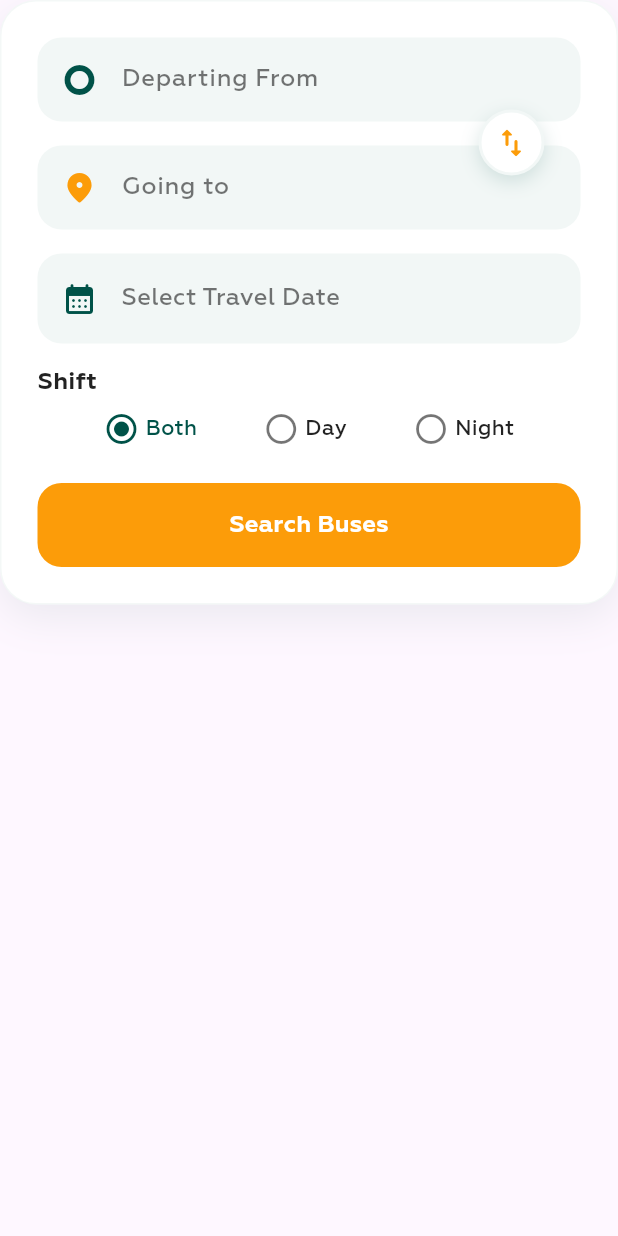
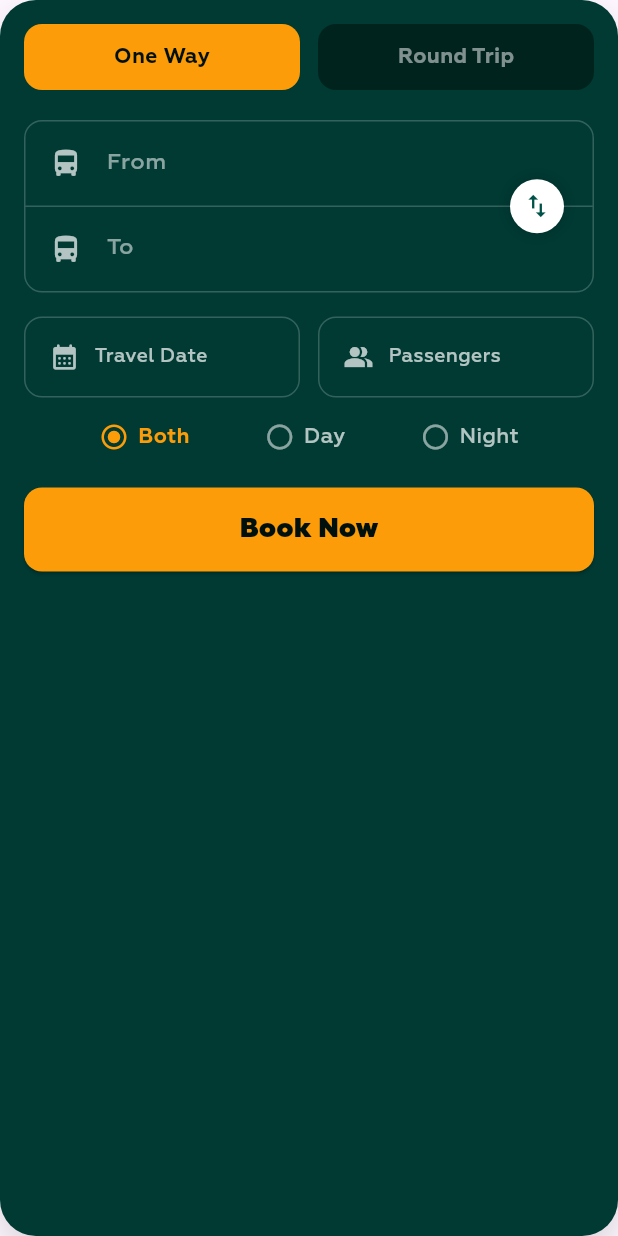
Before and after one commit to Dipesh600/shuvmarg-bus-booking-platform-app, a Flutter app: the BussSearchWidget widget shown alone on an empty page, opened directly, on a phone screen of 412 x 824 dp. Run offline on Flutter 3.47's test engine with Material 3 defaults, Android fonts, the phone set to English and light mode, and no system bars; our stand-ins replace awesome_dialog, carousel_slider, connectivity_plus, device_info_plus, dio, dot_navigation_bar and 18 more; missing offline and left inert: esewa_pnp_forked; accounts and stored records are empty; network calls fail; project files that could hold a hidden picture were left out.

Commit message:
feat(ui): complete structural rewrite of new_dashboard_screen and buss_search_widget
- Ripped out old TabBar layout, migrating to an IndexedStack with unified Dark Teal global scrolling.
- Hooked up dynamic ProfileHeader fetching user avatars and names.
- Rewrote the BussSearchWidget build layers to adapt a premium glassmorphic dark-card UI with floating swap buttons.
- Adapted Shuvmarg fleet hierarchy directly into the premium category icon interface natively.

```diff
--- a/lib/views/widgets/buss_search_widget.dart
+++ b/lib/views/widgets/buss_search_widget.dart
@@ -322,91 +322,121 @@ class _BussSearchWidgetState extends State<BussSearchWidget> {
     return GestureDetector(
       onTap: _hideSuggestions,
       child: Container(
+        padding: const EdgeInsets.all(16),
         decoration: BoxDecoration(
-            color: Colors.white,
+          color: AppColors.primaryDark,
           borderRadius: BorderRadius.circular(24),
           boxShadow: [
             BoxShadow(
-                color: AppColors.primaryDark.withOpacity(0.08),
-                blurRadius: 24,
-                spreadRadius: 0,
-                offset: const Offset(0, 8),
+              color: Colors.black.withValues(alpha: 0.15),
+              blurRadius: 20,
+              offset: const Offset(0, 10),
             ),
           ],
-            border: Border.all(
-              color: AppColors.primaryLighter.withOpacity(0.3),
-              width: 1,
         ),
-          ),
-          child: Padding(
-            padding: const EdgeInsets.all(24),
-            child: SingleChildScrollView(
         child: Form(
           key: _formKey,
           child: Column(
             children: [
-                    Column(
+              // SEGMENTED CONTROL: One Way / Round Trip
+              Row(
                 children: [
+                  Expanded(
+                    child: Container(
+                      padding: const EdgeInsets.symmetric(vertical: 12),
+                      decoration: BoxDecoration(
+                        color: AppColors.secondary,
+                        borderRadius: BorderRadius.circular(12),
+                      ),
+                      alignment: Alignment.center,
+                      child: const Text(
+                        "One Way",
+                        style: TextStyle(
+                           color: AppColors.primaryDarkest,
+                           fontWeight: FontWeight.bold,
+                           fontSize: 14,
+                        ),
+                      ),
+                    ),
+                  ),
+                  const SizedBox(width: 12),
+                  Expanded(
+                    child: Container(
+                      padding: const EdgeInsets.symmetric(vertical: 12),
+                      decoration: BoxDecoration(
+                        color: AppColors.primaryDarker,
+                        borderRadius: BorderRadius.circular(12),
+                      ),
+                      alignment: Alignment.center,
+                      child: Text(
+                        "Round Trip",
+                        style: TextStyle(
+                           color: Colors.white.withValues(alpha: 0.5),
+                           fontWeight: FontWeight.w600,
+                           fontSize: 14,
+                        ),
+                      ),
+                    ),
+                  ),
+                ],
+              ),
+              const SizedBox(height: 20),
+
+              // STACKED INPUTS WITH SWAP
               Stack(
+                alignment: Alignment.centerRight,
                 children: [
-                            Column(
+                  Container(
+                    decoration: BoxDecoration(
+                      border: Border.all(color: Colors.white.withValues(alpha: 0.2)),
+                      borderRadius: BorderRadius.circular(12),
+                    ),
+                    child: Column(
                       children: [
                         _buildInputFieldWithSuggestions(
                           controller: _fromController,
-                                  hint: "Departing From",
-                                  icon: Icons.trip_origin,
-                                  showSuggestions:
-                                      _showFromSuggestions,
-                                  suggestions:
-                                      _filteredFromSuggestions,
+                          hint: "From",
+                          icon: Icons.directions_bus,
+                          showSuggestions: _showFromSuggestions,
+                          suggestions: _filteredFromSuggestions,
                           isFromField: true,
-                                  iconColor: AppColors.primary,
+                          iconColor: Colors.white70,
                         ),
-                                const SizedBox(height: 16),
+                        Divider(height: 1, color: Colors.white.withValues(alpha: 0.2)),
                         _buildInputFieldWithSuggestions(
                           controller: _toController,
-                                  hint: "Going to",
-                                  icon: Icons.location_on_rounded,
+                          hint: "To",
+                          icon: Icons.directions_bus,
                           showSuggestions: _showToSuggestions,
                           suggestions: _filteredToSuggestions,
                           isFromField: false,
-                                  iconColor: AppColors.secondary,
+                          iconColor: Colors.white70,
                         ),
                       ],
                     ),
+                  ),
 
-                            // Floating Swap Button
+                  // FLOATING SWAP BUTTON
                   Positioned(
-                              right: 24,
-                              top: 48,
-                              child: Material(
-                                color: Colors.transparent,
-                                child: InkWell(
+                    right: 20,
+                    child: GestureDetector(
                       onTap: _swapLocations,
-                                  borderRadius:
-                                      BorderRadius.circular(25),
                       child: Container(
-                                    width: 44,
-                                    height: 44,
+                        padding: const EdgeInsets.all(8),
                         decoration: BoxDecoration(
-                                      color: AppColors.white,
-                                      borderRadius:
-                                          BorderRadius.circular(22),
+                          color: Colors.white,
+                          shape: BoxShape.circle,
                           boxShadow: [
                             BoxShadow(
-                                          color: AppColors.primary
-                                              .withOpacity(0.15),
-                                          blurRadius: 10,
-                                          offset: const Offset(0, 4),
+                              color: Colors.black.withValues(alpha: 0.2),
+                              blurRadius: 8,
                             ),
                           ],
-                                      border: Border.all(color: AppColors.primaryLightest, width: 2),
                         ),
                         child: const Icon(
-                                      Icons.swap_vert_rounded,
-                                      color: AppColors.secondary,
-                                      size: 24,
-                                    ),
+                          Icons.swap_vert,
+                          color: AppColors.primary,
+                          size: 20,
                         ),
                       ),
                     ),
@@ -414,51 +444,64 @@ class _BussSearchWidgetState extends State<BussSearchWidget> {
                 ],
               ),
               const SizedBox(height: 16),
-                        InkWell(
+
+              // DATE & PASSENGERS INLINE
+              Row(
+                children: [
+                  Expanded(
+                    flex: 1,
+                    child: InkWell(
                       onTap: _pickDate,
                       child: _buildDatePickerField(),
                     ),
-                        const SizedBox(height: 14),
-                        const Align(
-                          alignment: Alignment.centerLeft,
-                          child: Text(
-                            "Shift",
-                            style: TextStyle(
-                              fontSize: 16,
-                              fontWeight: FontWeight.bold,
-                              color: Colors.black87,
+                  ),
+                  const SizedBox(width: 12),
+                  // DUMMY PASSENGERS FIELD (Matches UI Image visually)
+                  Expanded(
+                    flex: 1,
+                    child: Container(
+                      padding: const EdgeInsets.symmetric(horizontal: 16, vertical: 16),
+                      decoration: BoxDecoration(
+                        border: Border.all(color: Colors.white.withValues(alpha: 0.2)),
+                        borderRadius: BorderRadius.circular(12),
+                      ),
+                      child: Row(
+                        children: [
+                          const Icon(Icons.people_alt, color: Colors.white70, size: 20),
+                          const SizedBox(width: 10),
+                          const Text(
+                            "Passengers",
+                            style: TextStyle(color: Colors.white70, fontSize: 13),
+                          ),
+                        ],
                       ),
                     ),
                   ),
-                        const SizedBox(height: 8),
+                ],
+              ),
+              const SizedBox(height: 16),
+
+              // SHIFT / DEPARTURE TIME RADIO (We keep this since it's core Shuvmarg functionality)
               Row(
-                          mainAxisAlignment:
-                              MainAxisAlignment.spaceEvenly,
+                mainAxisAlignment: MainAxisAlignment.spaceEvenly,
                 children: Shift.values.map((shift) {
-                            final isSelected =
-                                _selectedShift == shift;
+                  final isSelected = _selectedShift == shift;
                   return GestureDetector(
-                              onTap: () => setState(
-                                  () => _selectedShift = shift),
+                    onTap: () => setState(() => _selectedShift = shift),
                     child: Row(
                       children: [
                         Icon(
-                                    isSelected
-                                        ? Icons.radio_button_checked
-                                        : Icons
-                                            .radio_button_unchecked,
-                                    color: isSelected
-                                        ? AppColors.primary
-                                        : Colors.black54,
+                          isSelected ? Icons.radio_button_checked : Icons.radio_button_unchecked,
+                          color: isSelected ? AppColors.secondary : Colors.white54,
+                          size: 20,
                         ),
-                                  const SizedBox(width: 4),
+                        const SizedBox(width: 6),
                         Text(
-                                    shift.name[0].toUpperCase() +
-                                        shift.name.substring(1),
+                          shift.name[0].toUpperCase() + shift.name.substring(1),
                           style: TextStyle(
-                                      color: isSelected
-                                          ? AppColors.primary
-                                          : Colors.black87,
+                            color: isSelected ? AppColors.secondary : Colors.white70,
+                            fontWeight: isSelected ? FontWeight.bold : FontWeight.normal,
+                            fontSize: 14,
                           ),
                         ),
                       ],
@@ -467,38 +510,34 @@ class _BussSearchWidgetState extends State<BussSearchWidget> {
                 }).toList(),
               ),
               const SizedBox(height: 24),
+
+              // MASSIVE BOOK NOW BUTTON
               SizedBox(
                 width: double.infinity,
                 height: 56,
                 child: ElevatedButton(
                   style: ElevatedButton.styleFrom(
                     backgroundColor: AppColors.secondary,
-                              elevation: 0,
-                              shadowColor: Colors.transparent,
                     shape: RoundedRectangleBorder(
-                                borderRadius:
-                                    BorderRadius.circular(16),
+                      borderRadius: BorderRadius.circular(12),
                     ),
                   ),
                   onPressed: _findBuses,
                   child: const Text(
-                              "Search Buses",
+                    "Book Now",
                     style: TextStyle(
-                                fontSize: 16,
-                                fontWeight: FontWeight.bold,
-                                color: Colors.white,
+                      fontSize: 18,
+                      fontWeight: FontWeight.w900, // Thick font matches image
+                      color: AppColors.primaryDarkest,
                     ),
                   ),
                 ),
               ),
             ],
           ),
-                  ],
         ),
       ),
-            ),
-          ),
-        ));
+    );
   }
 
   Widget _buildInputFieldWithSuggestions({
@@ -515,16 +554,16 @@ class _BussSearchWidgetState extends State<BussSearchWidget> {
         Container(
           padding: const EdgeInsets.symmetric(horizontal: 16, vertical: 4),
           decoration: BoxDecoration(
-            color: AppColors.primaryLightest,
-            borderRadius: BorderRadius.circular(16),
+            color: Colors.transparent, // Removed the white clash
+            borderRadius: BorderRadius.circular(12),
           ),
           child: TextFormField(
             controller: controller,
-            style: const TextStyle(fontWeight: FontWeight.w600, color: AppColors.text, fontSize: 16),
+            style: const TextStyle(fontWeight: FontWeight.w600, color: Colors.white, fontSize: 15),
             decoration: InputDecoration(
               hintText: hint,
-              hintStyle: const TextStyle(fontWeight: FontWeight.normal, color: Colors.black54),
-              icon: Icon(icon, color: iconColor, size: 24),
+              hintStyle: const TextStyle(fontWeight: FontWeight.normal, color: Colors.white54),
+              icon: Icon(icon, color: iconColor, size: 22),
               border: InputBorder.none,
             ),
             onTap: () {
@@ -550,12 +589,12 @@ class _BussSearchWidgetState extends State<BussSearchWidget> {
           Container(
             margin: const EdgeInsets.only(top: 4),
             decoration: BoxDecoration(
-              color: Colors.white,
+              color: AppColors.primaryDarker,
               borderRadius: BorderRadius.circular(8),
-              border: Border.all(color: Colors.grey.shade300),
+              border: Border.all(color: Colors.white.withValues(alpha: 0.1)),
               boxShadow: [
                 BoxShadow(
-                  color: Colors.black.withOpacity(0.1),
+                  color: Colors.black.withValues(alpha: 0.2),
                   blurRadius: 4,
                   offset: const Offset(0, 2),
                 ),
@@ -579,16 +618,16 @@ class _BussSearchWidgetState extends State<BussSearchWidget> {
                           : Icons.location_on,
                       size: 20,
                       color: isRecentSearch
-                          ? AppColors.primary
-                          : Colors.grey[600],
+                          ? AppColors.secondary
+                          : Colors.white54,
                     ),
                     title: Text(
                       suggestion,
                       style: TextStyle(
                         fontSize: 14,
-                        color: Colors.black87,
+                        color: Colors.white,
                         fontWeight: isRecentSearch
-                            ? FontWeight.w500
+                            ? FontWeight.w600
                             : FontWeight.normal,
                       ),
                     ),
@@ -597,7 +636,7 @@ class _BussSearchWidgetState extends State<BussSearchWidget> {
                             'Recent search',
                             style: TextStyle(
                               fontSize: 12,
-                              color: Colors.grey[600],
+                              color: Colors.white54,
                             ),
                           )
                         : null,
@@ -615,25 +654,26 @@ class _BussSearchWidgetState extends State<BussSearchWidget> {
   Widget _buildDatePickerField() {
     return Container(
       padding:
-          const EdgeInsets.symmetric(horizontal: 16, vertical: 18),
+          const EdgeInsets.symmetric(horizontal: 16, vertical: 16),
       decoration: BoxDecoration(
-        color: AppColors.primaryLightest,
-        borderRadius: BorderRadius.circular(16),
+        color: Colors.transparent, // Removed clash
+        border: Border.all(color: Colors.white.withValues(alpha: 0.2)),
+        borderRadius: BorderRadius.circular(12),
       ),
       child: Row(
         children: [
-          const Icon(Icons.calendar_month_rounded, color: AppColors.primary, size: 24),
-          const SizedBox(width: 16),
+          const Icon(Icons.calendar_month_rounded, color: Colors.white70, size: 20),
+          const SizedBox(width: 10),
           Text(
             _selectedDate != null
                 ? "${_selectedDate!.day} ${_getMonthName(_selectedDate!.month)} ${_selectedDate!.year}"
-                : "Select Travel Date",
+                : "Travel Date",
             style: TextStyle(
-              fontSize: 16,
+              fontSize: 13, // Matched other dynamic fields
               fontWeight: _selectedDate != null ? FontWeight.w600 : FontWeight.normal,
               color: _selectedDate != null
-                  ? AppColors.text
-                  : Colors.black54,
+                  ? Colors.white
+                  : Colors.white70,
             ),
           ),
         ],
```
Also changed, not shown: lib/views/home/new_dashboard_screen.dart (+212 -138 lines), lib/views/search/buss_ticket_search_screen.dart (+13 -17 lines). Lines whose indentation alone changed are shown as unchanged.
